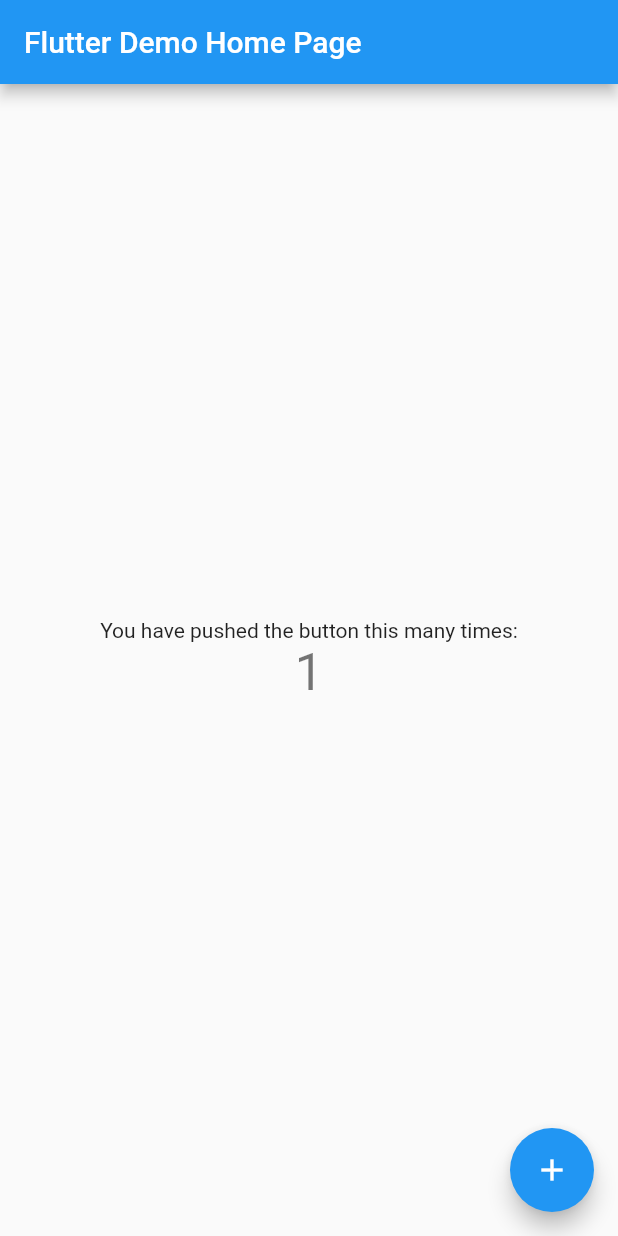
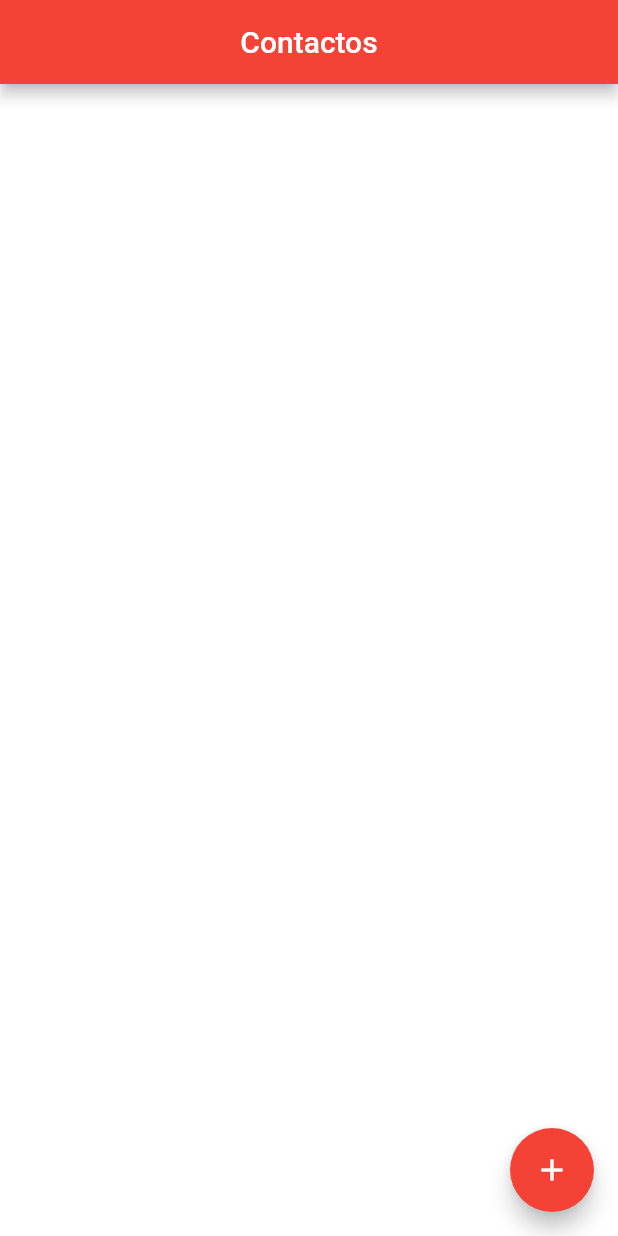
Before and after one commit to souzaleandror/agenda_de_contatos, a Flutter app: the screen it shows after launch, after a tap on the "add" icon, on a phone screen of 412 x 824 dp. Run offline on Flutter 3.47's test engine with Material 2 defaults, Android fonts, the phone set to English and light mode, and no system bars; our stand-ins replace sqflite; accounts and stored records are empty.

Commit message:
50 % Done

```diff
--- /dev/null
+++ b/lib/helpers/contact_helper.dart
@@ -0,0 +1,128 @@
+import 'package:path/path.dart';
+import 'package:sqflite/sqflite.dart';
+
+final String contactTable = "contactTable";
+final String idColumn = "idColumn";
+final String nameColumn = "nameColumn";
+final String emailColumn = "emailColumn";
+final String phoneColumn = "phoneColumn";
+final String imgColumn = "imgColumn";
+
+class ContactHelper {
+  static final ContactHelper _instance = ContactHelper.internal();
+
+  factory ContactHelper() => _instance;
+
+  ContactHelper.internal();
+
+  Database _db;
+
+  Future<Database> get db async {
+    if (_db != null) {
+      return _db;
+    } else {
+      _db = await initDB();
+      return _db;
+    }
+  }
+
+  Future<Database> initDB() async {
+    final databasesPath = await getDatabasesPath();
+    final path = join(databasesPath, "contacts.db");
+
+    return await openDatabase(path, version: 1,
+        onCreate: (Database db, int newerVersion) async {
+      await db.execute(
+          "CREATE TABLE $contactTable($idColumn INTEGER PRIMARY KEY, $nameColumn TEXT, $emailColumn TEXT, $phoneColumn TEXT, $imgColumn TEXT)");
+    });
+  }
+
+  Future<Contact> saveContact(Contact contact) async {
+    Database dbContact = await db;
+
+   contact.id = await dbContact.insert(contactTable, contact.toMap());
+   return contact;
+  }
+
+  Future<Contact> getContact(int id) async {
+    Database dbContact = await db;
+    List<Map> maps = await dbContact.query(contactTable, columns: [idColumn, nameColumn, emailColumn, phoneColumn], where: "$idColumn = ?",
+    whereArgs: [id]);
+    if (maps.length > 0) {
+      return Contact.fromMap(maps.first);
+    } else {
+      return null;
+    }
+  }
+
+  Future<int> deleteContact(int id) async {
+    Database dbContact = await db;
+    return await dbContact.delete(contactTable, where: "$idColumn = ?", whereArgs: [id]);
+  }
+
+  Future<int> updateContact(Contact contact) async {
+    Database dbContact = await db;
+    return await dbContact.update(contactTable, contact.toMap(), where: "$idColumn = ?", whereArgs: [contact.id]);
+  }
+
+  Future<List> getAllContacts() async {
+    Database dbContact = await db;
+    List listMap = await dbContact.rawQuery("SELECT * FROM $contactTable");
+    List<Contact> listContact = List();
+    for(Map m in listMap) {
+      listContact.add(Contact.fromMap(m));
+    }
+    return listContact;
+  }
+
+  Future<int> getNumber() async {
+    Database dbContact = await db;
+    return Sqflite.firstIntValue(await dbContact.rawQuery("SELECT COUNT(*) FROM $contactTable"));
+  }
+
+  Future close() async {
+    Database dbContact = await db;
+    dbContact.close();
+  }
+
+
+}
+
+class Contact {
+
+  int id;
+  String name;
+  String email;
+  String phone;
+  String img;
+
+  Contact();
+
+  Contact.fromMap(Map map) {
+    id = map[idColumn];
+    name = map[nameColumn];
+    email = map[emailColumn];
+    phone = map[phoneColumn];
+    img = map[imgColumn];
+  }
+
+  Map toMap() {
+    Map<String, dynamic> map = {
+      nameColumn: name,
+      emailColumn: email,
+      phoneColumn: phone,
+      imgColumn: img,
+    };
+
+    if (id != null) {
+      map[idColumn] = id;
+    }
+
+    return map;
+  }
+
+  @override
+  String toString() {
+    return "Contact(id: $id, name: $name, email: $email, phone: $phone, img: $img)";
+  }
+}
--- a/lib/main.dart
+++ b/lib/main.dart
@@ -1,111 +1,8 @@
 import 'package:flutter/material.dart';
+import 'ui/home_page.dart';
 
-void main() => runApp(MyApp());
-
-class MyApp extends StatelessWidget {
-  // This widget is the root of your application.
-  @override
-  Widget build(BuildContext context) {
-    return MaterialApp(
-      title: 'Flutter Demo',
-      theme: ThemeData(
-        // This is the theme of your application.
-        //
-        // Try running your application with "flutter run". You'll see the
-        // application has a blue toolbar. Then, without quitting the app, try
-        // changing the primarySwatch below to Colors.green and then invoke
-        // "hot reload" (press "r" in the console where you ran "flutter run",
-        // or simply save your changes to "hot reload" in a Flutter IDE).
-        // Notice that the counter didn't reset back to zero; the application
-        // is not restarted.
-        primarySwatch: Colors.blue,
-      ),
-      home: MyHomePage(title: 'Flutter Demo Home Page'),
-    );
-  }
+void main() {
+  runApp(MaterialApp(
+      home: HomePage()
+  ));
 }
-
-class MyHomePage extends StatefulWidget {
-  MyHomePage({Key key, this.title}) : super(key: key);
-
-  // This widget is the home page of your application. It is stateful, meaning
-  // that it has a State object (defined below) that contains fields that affect
-  // how it looks.
-
-  // This class is the configuration for the state. It holds the values (in this
-  // case the title) provided by the parent (in this case the App widget) and
-  // used by the build method of the State. Fields in a Widget subclass are
-  // always marked "final".
-
-  final String title;
-
-  @override
-  _MyHomePageState createState() => _MyHomePageState();
-}
-
-class _MyHomePageState extends State<MyHomePage> {
-  int _counter = 0;
-
-  void _incrementCounter() {
-    setState(() {
-      // This call to setState tells the Flutter framework that something has
-      // changed in this State, which causes it to rerun the build method below
-      // so that the display can reflect the updated values. If we changed
-      // _counter without calling setState(), then the build method would not be
-      // called again, and so nothing would appear to happen.
-      _counter++;
-    });
-  }
-
-  @override
-  Widget build(BuildContext context) {
-    // This method is rerun every time setState is called, for instance as done
-    // by the _incrementCounter method above.
-    //
-    // The Flutter framework has been optimized to make rerunning build methods
-    // fast, so that you can just rebuild anything that needs updating rather
-    // than having to individually change instances of widgets.
-    return Scaffold(
-      appBar: AppBar(
-        // Here we take the value from the MyHomePage object that was created by
-        // the App.build method, and use it to set our appbar title.
-        title: Text(widget.title),
-      ),
-      body: Center(
-        // Center is a layout widget. It takes a single child and positions it
-        // in the middle of the parent.
-        child: Column(
-          // Column is also layout widget. It takes a list of children and
-          // arranges them vertically. By default, it sizes itself to fit its
-          // children horizontally, and tries to be as tall as its parent.
-          //
-          // Invoke "debug painting" (press "p" in the console, choose the
-          // "Toggle Debug Paint" action from the Flutter Inspector in Android
-          // Studio, or the "Toggle Debug Paint" command in Visual Studio Code)
-          // to see the wireframe for each widget.
-          //
-          // Column has various properties to control how it sizes itself and
-          // how it positions its children. Here we use mainAxisAlignment to
-          // center the children vertically; the main axis here is the vertical
-          // axis because Columns are vertical (the cross axis would be
-          // horizontal).
-          mainAxisAlignment: MainAxisAlignment.center,
-          children: <Widget>[
-            Text(
-              'You have pushed the button this many times:',
-            ),
-            Text(
-              '$_counter',
-              style: Theme.of(context).textTheme.display1,
-            ),
-          ],
-        ),
-      ),
-      floatingActionButton: FloatingActionButton(
-        onPressed: _incrementCounter,
-        tooltip: 'Increment',
-        child: Icon(Icons.add),
-      ), // This trailing comma makes auto-formatting nicer for build methods.
-    );
-  }
-}
--- /dev/null
+++ b/lib/ui/home_page.dart
@@ -0,0 +1,107 @@
+import 'package:flutter/material.dart';
+import 'package:agenda_de_contatos/helpers/contact_helper.dart';
+import 'dart:io';
+
+class HomePage extends StatefulWidget {
+  @override
+  _HomePageState createState() => _HomePageState();
+}
+
+class _HomePageState extends State<HomePage> {
+
+  ContactHelper helper = ContactHelper();
+
+  List<Contact> contacts = List();
+
+  @override
+  void initState() {
+    // TODO: implement initState
+    super.initState();
+
+    helper.getAllContacts().then((list){
+      setState(() {
+        contacts = list;
+      });
+    });
+
+//    Contact c = Contact();
+//    c.name = "Teste15";
+//    c.phone = "Teste16";
+//    c.email = "Teste17";
+//    c.img = "";
+//
+//    helper.saveContact(c);
+//
+//    helper.getAllContacts().then((list){
+//      print(list);
+//    });
+  }
+
+
+
+  @override
+  Widget build(BuildContext context) {
+    return Scaffold(
+        appBar: AppBar(
+          title: Text("Contactos"),
+          backgroundColor: Colors.red,
+          centerTitle: true,
+        ), //AppBar
+      backgroundColor: Colors.white,
+      floatingActionButton: FloatingActionButton(onPressed: () {},
+      child: Icon(Icons.add),
+        backgroundColor: Colors.red
+      ), // FloatingActionButton
+      body: ListView.builder(
+        padding: EdgeInsets.all(10.0),
+        itemCount: contacts.length,
+        itemBuilder: (context, index) {
+          return _contactCard(context, index);
+        },
+      ),
+    );
+  }
+
+  Widget _contactCard(BuildContext context, int index) {
+    return GestureDetector(
+      child: Card(
+        child: Padding(
+          padding: EdgeInsets.all(10.0),
+          child: Row(
+            children: <Widget>[
+              Container(
+                width: 80.0,
+                height: 80.0,
+                decoration: BoxDecoration(
+                  shape: BoxShape.circle,
+                  image: DecorationImage(
+                    image: contacts[index].img != null ?
+                        FileImage(File(contacts[index].img)) :
+                        AssetImage("images/person.png")
+                  ),
+                ),
+              ), // Container
+              Padding(
+
+                padding: EdgeInsets.only(left: 10),
+                child: Column(
+                  crossAxisAlignment: CrossAxisAlignment.start,
+                  children: <Widget>[
+                    Text(contacts[index].name ?? "",
+                    style: TextStyle(fontSize: 22.0, fontWeight: FontWeight.bold)),
+                    Text(contacts[index].email ?? "",
+                        style: TextStyle(fontSize: 22.0)),
+                    Text(contacts[index].phone ?? "",
+                        style: TextStyle(fontSize: 22.0)),
+                  ],
+                )
+              )
+            ],
+          ),
+        ),
+      ),
+    );
+  }
+
+
+}
--- a/pubspec.yaml
+++ b/pubspec.yaml
@@ -23,6 +23,9 @@ dependencies:
   # The following adds the Cupertino Icons font to your application.
   # Use with the CupertinoIcons class for iOS style icons.
   cupertino_icons: ^0.1.2
+  sqflite: ^1.1.5
+  url_launcher: ^5.0.2
+  image_picker: ^0.6.0+3
 
 dev_dependencies:
   flutter_test:
@@ -44,7 +47,8 @@ flutter:
   # assets:
   #  - images/a_dot_burr.jpeg
   #  - images/a_dot_ham.jpeg
-
+  assets:
+    - images/person.png
   # An image asset can refer to one or more resolution-specific "variants", see
   # https://flutter.dev/assets-and-images/#resolution-aware.
 
```
Also changed, not shown: images/person.png (added), 47 other files.
